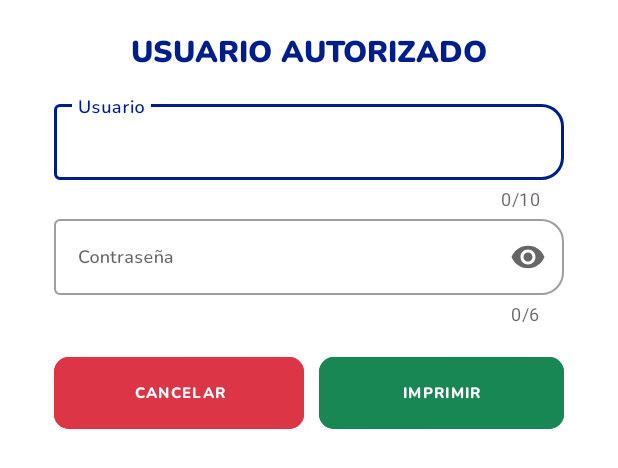
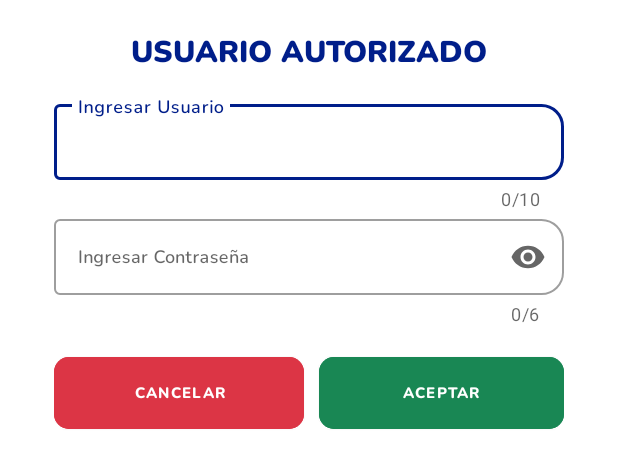
Before and after one commit to melinallacuag/AplicacionSven, an Android app: the layout modal_anulacion.xml on its own in the app's theme, with its tools: preview values and no code run, on a phone screen of 412 x 824 dp. Shown: the top 468 px of the screen. Run offline under Robolectric (Android 15) with nearby library versions, the phone set to English and light mode, and no system bars.

Commit message:
detalles de cambio actualizados

```diff
--- a/app/src/main/java/com/anggastudio/sample/Fragment/ListaComprobantesFragment.java
+++ b/app/src/main/java/com/anggastudio/sample/Fragment/ListaComprobantesFragment.java
@@ -202,6 +202,8 @@ public class ListaComprobantesFragment extends Fragment  {
                                 @Override
                                 public void onClick(View view) {
                                     modalAnulacion.dismiss();
+                                    alertuser.setErrorEnabled(false);
+                                    alertpassword.setErrorEnabled(false);
                                 }
                             });
 
--- a/app/src/main/res/layout/fragment_boleta.xml
+++ b/app/src/main/res/layout/fragment_boleta.xml
@@ -79,7 +79,7 @@
                 android:layout_width="match_parent"
                 android:layout_height="wrap_content"
                 android:hint="Detectar la Etiqueta NFC"
-                app:boxBackgroundColor="#E4E4E4"
+                app:boxBackgroundColor="#B5D9F8"
                 style="@style/Widget.MaterialComponents.TextInputLayout.OutlinedBox"
                 app:boxCornerRadiusBottomEnd="15dp"
                 app:boxCornerRadiusTopEnd="15dp"
--- a/app/src/main/res/layout/fragment_factura.xml
+++ b/app/src/main/res/layout/fragment_factura.xml
@@ -77,7 +77,7 @@
             android:layout_width="match_parent"
             android:layout_height="wrap_content"
             android:hint="Detectar la Etiqueta NFC"
-            app:boxBackgroundColor="#E4E4E4"
+            app:boxBackgroundColor="#B5D9F8"
             style="@style/Widget.MaterialComponents.TextInputLayout.OutlinedBox"
             app:boxCornerRadiusBottomEnd="15dp"
             app:boxCornerRadiusTopEnd="15dp"
--- a/app/src/main/res/layout/modal_anulacion.xml
+++ b/app/src/main/res/layout/modal_anulacion.xml
@@ -35,7 +35,7 @@
             android:layout_width="match_parent"
             android:layout_height="wrap_content"
             android:layout_weight="1"
-            android:hint="Usuario"
+            android:hint="Ingresar Usuario"
             app:counterEnabled="true"
             app:counterMaxLength="10"
             app:boxBackgroundMode="outline"
@@ -59,7 +59,7 @@
             android:layout_width="match_parent"
             android:layout_height="wrap_content"
             android:layout_weight="1"
-            android:hint="Contraseña"
+            android:hint="Ingresar Contraseña"
             app:counterEnabled="true"
             app:counterMaxLength="6"
             app:endIconMode="password_toggle"
@@ -108,7 +108,7 @@
                 android:layout_marginTop="10sp"
                 android:layout_weight="1"
                 android:fontFamily="@font/nunito_extrabold"
-                android:text="imprimir"
+                android:text="Aceptar"
                 android:textAllCaps="true"
                 android:textColor="@color/white"
                 android:backgroundTint="@color/colorSuccess"
```
